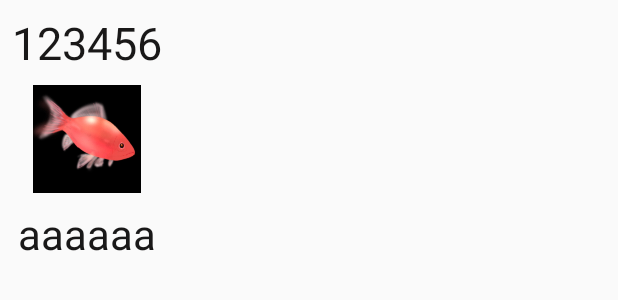
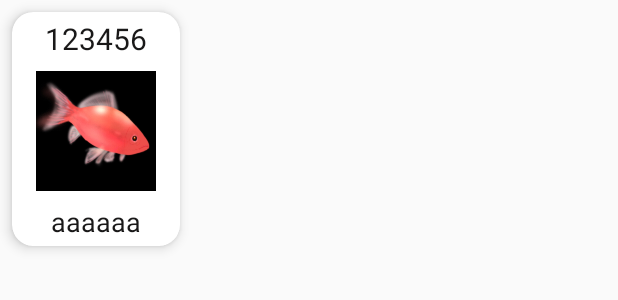
Before and after one commit to MIsosyati/LifeisGames, an Android app: the layout item_fishlibrary_data_cell.xml on its own in the app's theme, with its tools: preview values and no code run, on a phone screen of 412 x 824 dp. Shown: the top 300 px of the screen. Run offline under Robolectric (Android 15) with nearby library versions, the phone set to English and light mode, and no system bars; Roboto replaces fonts that are not available here.

Commit message:
図鑑内容いじった

```diff
--- a/app/src/main/java/com/lifeistech/android/lifeisgames/kingyosukui/Fish_library_data.kt
+++ b/app/src/main/java/com/lifeistech/android/lifeisgames/kingyosukui/Fish_library_data.kt
@@ -3,4 +3,6 @@ package com.lifeistech.android.lifeisgames.kingyosukui
 data class Fish_library_data (val fishimage: Int,
       val fishnumber:String,
       val fishName: String,
-      val fish_option: String)
+      val fish_option: String,
+      val isCatched: Boolean = false
+)
--- a/app/src/main/java/com/lifeistech/android/lifeisgames/kingyosukui/Recyclerviewadapter.kt
+++ b/app/src/main/java/com/lifeistech/android/lifeisgames/kingyosukui/Recyclerviewadapter.kt
@@ -1,12 +1,14 @@
 package com.lifeistech.android.lifeisgames.kingyosukui
 
 import android.content.Context
+import android.graphics.Color
 import android.media.Image
 import android.view.LayoutInflater
 import android.view.View
 import android.view.ViewGroup
 import android.widget.ImageView
 import android.widget.TextView
+import androidx.constraintlayout.widget.ConstraintLayout
 import androidx.recyclerview.widget.RecyclerView
 import com.lifeistech.android.lifeisgames.R
 
@@ -17,6 +19,7 @@ class Recyclerviewadapter(private val context:Context):RecyclerView.Adapter<Recy
         val kinygyoview:ImageView = view.findViewById(R.id.imageView8)
         val kingyoname:TextView = view.findViewById(R.id.fishname)
         val kingyonumber:TextView = view.findViewById(R.id.textView9)
+       // val container: ConstraintLayout = view.findViewById(R.id.container)
     }
 
     override fun onCreateViewHolder(parent: ViewGroup, viewType: Int): Viewholder {
@@ -30,9 +33,19 @@ class Recyclerviewadapter(private val context:Context):RecyclerView.Adapter<Recy
 
     override fun onBindViewHolder(holder: Viewholder, position: Int) {
        val item =items[position]
-        holder.kinygyoview.setImageResource(item.fishimage)
-        holder.kingyoname.text = item.fishName
-        holder.kingyonumber.text = item.fishnumber
+        if(item.isCatched){
+         //捕まえていたときに表示するコードを書く
+            holder.kinygyoview.setImageResource(item.fishimage)
+            holder.kingyoname.text = item.fishName
+            holder.kingyonumber.text = item.fishnumber
+        }else{
+            //捕まえてない時に表示するものを書く
+            holder.kinygyoview.setImageResource(R.drawable.nodata)
+            holder.kingyoname.text = "?????"
+            holder.kingyonumber.text = item.fishnumber
+        }
+
+        //holder.container.setBackgroundColor(Color.rgb(0, 255, 0))
 
     }
 
--- a/app/src/main/res/layout/item_fishlibrary_data_cell.xml
+++ b/app/src/main/res/layout/item_fishlibrary_data_cell.xml
@@ -1,29 +1,43 @@
 <?xml version="1.0" encoding="utf-8"?>
-<androidx.constraintlayout.widget.ConstraintLayout xmlns:android="http://schemas.android.com/apk/res/android"
+<androidx.cardview.widget.CardView xmlns:android="http://schemas.android.com/apk/res/android"
     xmlns:app="http://schemas.android.com/apk/res-auto"
     xmlns:tools="http://schemas.android.com/tools"
-    android:id="@+id/container"
     android:layout_width="wrap_content"
     android:layout_height="wrap_content"
-    android:padding="8dp">
+    android:layout_margin="8dp"
+    android:padding="8dp"
+    app:cardCornerRadius="14dp"
+    app:cardElevation="5dp"
+    tools:layout_editor_absoluteX="8dp"
+    tools:layout_editor_absoluteY="8dp">
+
+    <androidx.constraintlayout.widget.ConstraintLayout
+        android:id="@+id/container"
+        android:layout_width="match_parent"
+        android:layout_height="match_parent">
 
         <TextView
             android:id="@+id/textView9"
             android:layout_width="wrap_content"
             android:layout_height="wrap_content"
+            android:layout_marginTop="4dp"
             android:maxLines="1"
             android:text="123456"
             android:textColor="#191818"
-        android:textSize="30sp"
+            android:textSize="20sp"
             app:layout_constraintEnd_toEndOf="parent"
             app:layout_constraintStart_toStartOf="parent"
             app:layout_constraintTop_toTopOf="parent" />
 
         <ImageView
             android:id="@+id/imageView8"
-        android:layout_width="72dp"
-        android:layout_height="72dp"
+            android:layout_width="80dp"
+            android:layout_height="80dp"
+            android:layout_marginStart="16dp"
+            android:layout_marginLeft="16dp"
             android:layout_marginTop="8dp"
+            android:layout_marginEnd="16dp"
+            android:layout_marginRight="16dp"
             android:layout_marginBottom="8dp"
             android:textColor="#191818"
             app:layout_constraintBottom_toTopOf="@+id/fishname"
@@ -36,11 +50,13 @@
             android:id="@+id/fishname"
             android:layout_width="wrap_content"
             android:layout_height="wrap_content"
+            android:layout_marginBottom="4dp"
             android:maxLines="1"
             android:text="aaaaaa"
             android:textColor="#191818"
-        android:textSize="28sp"
+            android:textSize="18sp"
             app:layout_constraintBottom_toBottomOf="parent"
             app:layout_constraintEnd_toEndOf="parent"
             app:layout_constraintStart_toStartOf="parent" />
     </androidx.constraintlayout.widget.ConstraintLayout>
+</androidx.cardview.widget.CardView>
```
Also changed, not shown: app/src/main/java/com/lifeistech/android/lifeisgames/kingyosukui/RealmData.kt (line endings or trailing spaces). Lines whose indentation alone changed are shown as unchanged.
